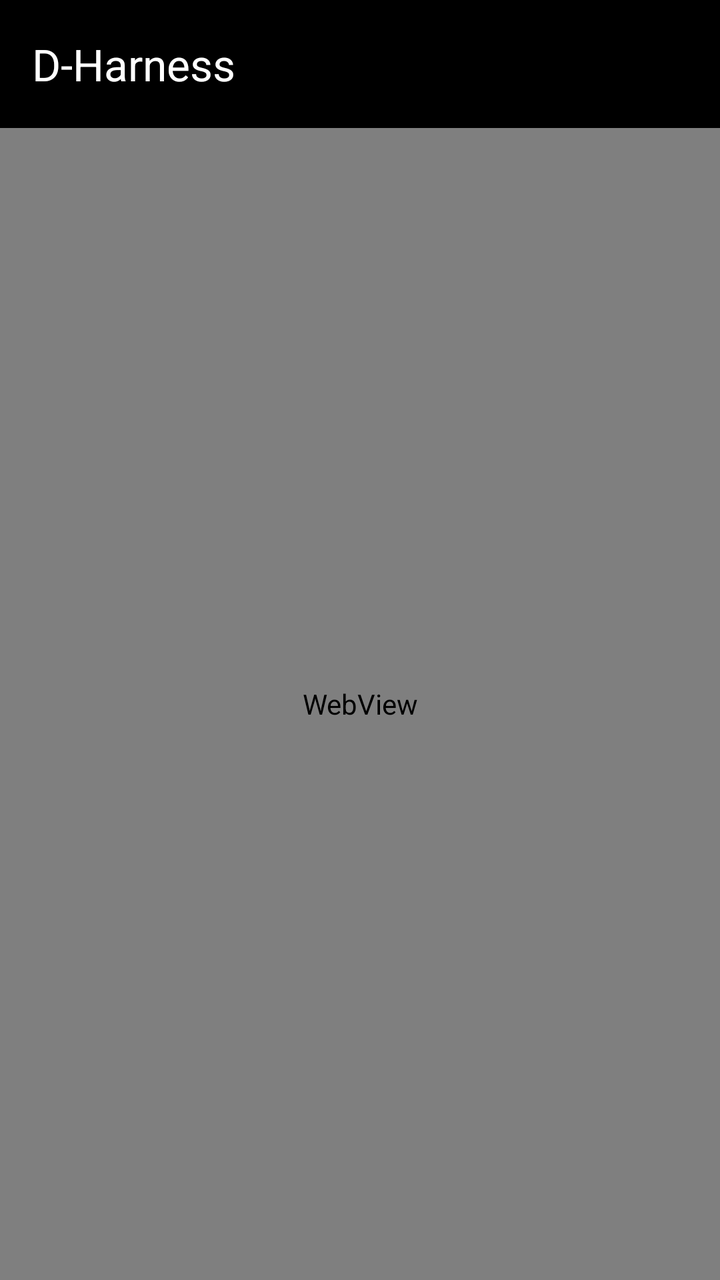
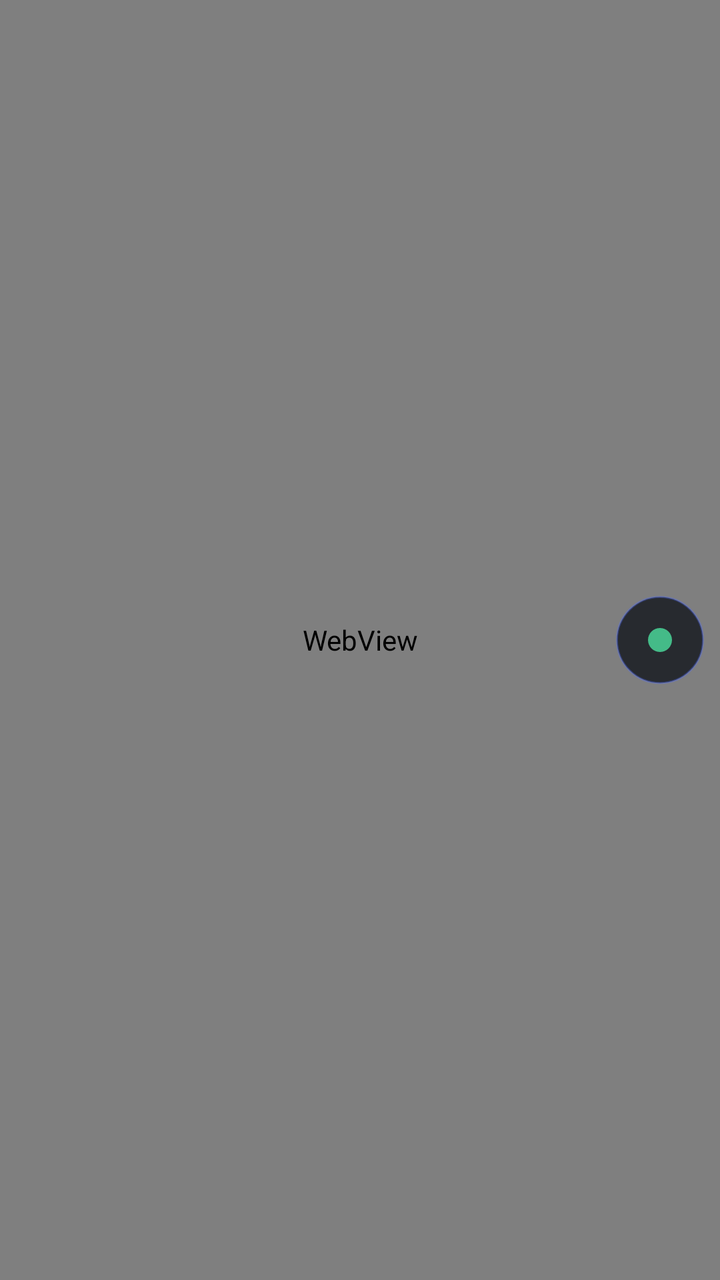

Compare the two renders of this Android layout. The source of the first and the diff that turns it into the second are given below.
<!-- AndroidManifest.xml: application theme Theme.DHarness -->
<!-- res/layout/activity_main.xml -->
<?xml version="1.0" encoding="utf-8"?>
<androidx.coordinatorlayout.widget.CoordinatorLayout
    xmlns:android="http://schemas.android.com/apk/res/android"
    xmlns:app="http://schemas.android.com/apk/res-auto"
    android:layout_width="match_parent"
    android:layout_height="match_parent"
    android:background="#0B0F14">

    <com.google.android.material.appbar.AppBarLayout
        android:layout_width="match_parent"
        android:layout_height="wrap_content"
        android:background="#000000">

        <com.google.android.material.appbar.MaterialToolbar
            android:id="@+id/toolbar"
            android:layout_width="match_parent"
            android:layout_height="?attr/actionBarSize"
            android:background="#000000"
            app:title="@string/app_name"
            app:titleTextColor="#FFFFFF"
            app:navigationIconTint="#FFFFFF" />
    </com.google.android.material.appbar.AppBarLayout>

    <FrameLayout
        android:layout_width="match_parent"
        android:layout_height="match_parent"
        app:layout_behavior="@string/appbar_scrolling_view_behavior">

        <WebView
            android:id="@+id/webView"
            android:layout_width="match_parent"
            android:layout_height="match_parent" />

        <ProgressBar
            android:id="@+id/progress"
            style="?android:attr/progressBarStyleHorizontal"
            android:layout_width="match_parent"
            android:layout_height="3dp"
            android:layout_gravity="top"
            android:max="100"
            android:progress="0"
            android:visibility="gone" />

        <TextView
            android:id="@+id/loadingHint"
            android:layout_width="wrap_content"
            android:layout_height="wrap_content"
            android:layout_gravity="center"
            android:text="@string/loading"
            android:textColor="#88AABB"
            android:visibility="gone" />
    </FrameLayout>
</androidx.coordinatorlayout.widget.CoordinatorLayout>
<!-- resources referenced by this layout -->
<resources>
  <string name="app_name">D-Harness</string>
  <string name="loading">Loading DeepSeek…</string>
  <style name="Theme.DHarness" parent="Theme.Material3.Dark.NoActionBar">
          <item name="colorPrimary">#4D6BFE</item>
          <item name="colorPrimaryContainer">#1A1F2E</item>
          <item name="android:statusBarColor">#000000</item>
          <item name="android:navigationBarColor">#000000</item>
          <item name="android:windowBackground">#0B0F14</item>
      </style>
</resources>

<!-- the commit's change to res/layout/activity_main.xml (unified diff, before → after) -->
@@ -1,53 +1,44 @@
 <?xml version="1.0" encoding="utf-8"?>
-<androidx.coordinatorlayout.widget.CoordinatorLayout
-    xmlns:android="http://schemas.android.com/apk/res/android"
-    xmlns:app="http://schemas.android.com/apk/res-auto"
+<FrameLayout xmlns:android="http://schemas.android.com/apk/res/android"
+    android:id="@+id/root"
     android:layout_width="match_parent"
     android:layout_height="match_parent"
-    android:background="#0B0F14">
+    android:background="#000000"
+    android:fitsSystemWindows="false">
 
-    <com.google.android.material.appbar.AppBarLayout
+    <WebView
+        android:id="@+id/webView"
         android:layout_width="match_parent"
-        android:layout_height="wrap_content"
-        android:background="#000000">
+        android:layout_height="match_parent" />
 
-        <com.google.android.material.appbar.MaterialToolbar
-            android:id="@+id/toolbar"
-            android:layout_width="match_parent"
-            android:layout_height="?attr/actionBarSize"
-            android:background="#000000"
-            app:title="@string/app_name"
-            app:titleTextColor="#FFFFFF"
-            app:navigationIconTint="#FFFFFF" />
-    </com.google.android.material.appbar.AppBarLayout>
+    <ProgressBar
+        android:id="@+id/progress"
+        style="?android:attr/progressBarStyleHorizontal"
+        android:layout_width="match_parent"
+        android:layout_height="2dp"
+        android:layout_gravity="top"
+        android:max="100"
+        android:progress="0"
+        android:visibility="gone"
+        android:progressTint="#4D6BFE" />
 
+    
     <FrameLayout
-        android:layout_width="match_parent"
-        android:layout_height="match_parent"
-        app:layout_behavior="@string/appbar_scrolling_view_behavior">
+        android:id="@+id/fab"
+        android:layout_width="44dp"
+        android:layout_height="44dp"
+        android:layout_gravity="end|center_vertical"
+        android:layout_marginEnd="8dp"
+        android:background="@drawable/bg_fab"
+        android:elevation="6dp"
+        android:clickable="true"
+        android:focusable="true">
 
-        <WebView
-            android:id="@+id/webView"
-            android:layout_width="match_parent"
-            android:layout_height="match_parent" />
-
-        <ProgressBar
-            android:id="@+id/progress"
-            style="?android:attr/progressBarStyleHorizontal"
-            android:layout_width="match_parent"
-            android:layout_height="3dp"
-            android:layout_gravity="top"
-            android:max="100"
-            android:progress="0"
-            android:visibility="gone" />
-
-        <TextView
-            android:id="@+id/loadingHint"
-            android:layout_width="wrap_content"
-            android:layout_height="wrap_content"
+        <View
+            android:id="@+id/fabDot"
+            android:layout_width="12dp"
+            android:layout_height="12dp"
             android:layout_gravity="center"
-            android:text="@string/loading"
-            android:textColor="#88AABB"
-            android:visibility="gone" />
+            android:background="@drawable/bg_fab_dot" />
     </FrameLayout>
-</androidx.coordinatorlayout.widget.CoordinatorLayout>
+</FrameLayout>
<!-- resource entries referenced after the edit -->
@@ -1,13 +1,23 @@
 <!-- resources referenced by this layout -->
 <resources>
-  <string name="app_name">D-Harness</string>
-  <string name="loading">Loading DeepSeek…</string>
+  <!-- drawable bg_fab (drawable) -->
+  <?xml version="1.0" encoding="utf-8"?>
+  <shape xmlns:android="http://schemas.android.com/apk/res/android" android:shape="oval">
+      <solid android:color="#CC12161C"/>
+      <stroke android:width="1dp" android:color="#554D6BFE"/>
+  </shape>
+  <!-- drawable bg_fab_dot (drawable) -->
+  <?xml version="1.0" encoding="utf-8"?>
+  <shape xmlns:android="http://schemas.android.com/apk/res/android" android:shape="oval">
+      <solid android:color="#44BB88"/>
+  </shape>
   <style name="Theme.DHarness" parent="Theme.Material3.Dark.NoActionBar">
           <item name="colorPrimary">#4D6BFE</item>
-          <item name="colorPrimaryContainer">#1A1F2E</item>
-          <item name="android:statusBarColor">#000000</item>
+          <item name="android:statusBarColor">@android:color/transparent</item>
           <item name="android:navigationBarColor">#000000</item>
-          <item name="android:windowBackground">#0B0F14</item>
+          <item name="android:windowBackground">#000000</item>
+          <item name="android:windowFullscreen">false</item>
+          <item name="android:windowLayoutInDisplayCutoutMode">shortEdges</item>
       </style>
 </resources>
 
